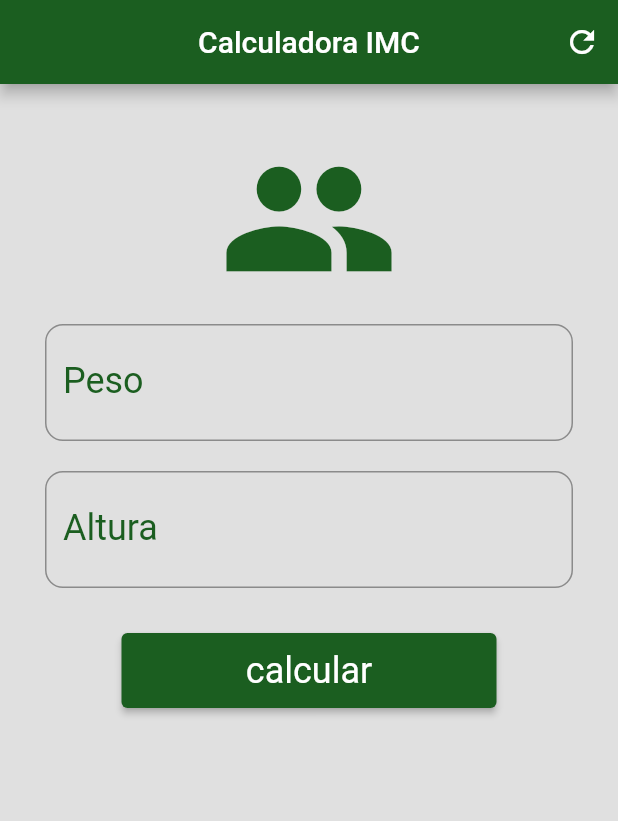
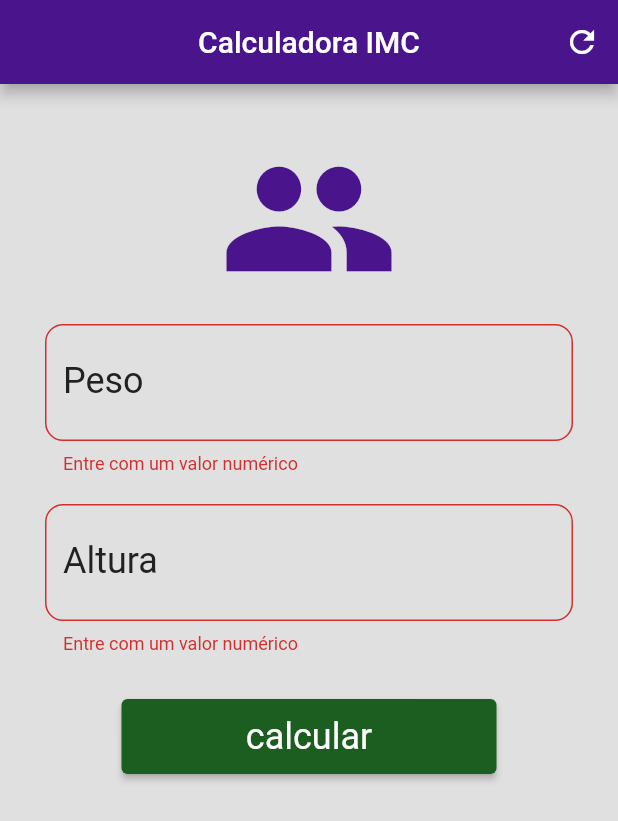
Before and after one commit to Doni-zete/Projetos-flutter, a Flutter app: the screen it shows after launch, after a tap on "calcular", on a phone screen of 412 x 824 dp. Shown: the top 821 px of the screen. Run offline on Flutter 3.47's test engine with Material 2 defaults, Android fonts, the light colour scheme and no system bars.

Commit message:
chave que identifica unicamente o formulário

```diff
--- a/app_05_imc/lib/main.dart
+++ b/app_05_imc/lib/main.dart
@@ -12,9 +12,9 @@ void main(){
       // TEMA
       //
       theme: ThemeData(
-        primaryColor: Colors.green.shade900,
+        primaryColor: Colors.purple.shade900,
         backgroundColor: Colors.grey.shade300,
-        focusColor: Colors.grey.shade600,
+        focusColor: Colors.purple.shade600,
 
         textTheme: TextTheme(
           headline1: TextStyle(
@@ -24,7 +24,7 @@ void main(){
 
           headline2: TextStyle(
             fontSize: 24,
-            color: Colors.green.shade900,
+            color: Colors.grey.shade900,
           ),
 
           headline3: TextStyle(
@@ -67,6 +67,10 @@ class _TelaPrincipalState extends State<TelaPrincipal> {
   var txtPeso = TextEditingController();
   var txtAltura = TextEditingController();
 
+  //Declaração da chave que identifica unicamente o formulário
+  var formKey = GlobalKey<FormState>();
+
+
   @override
   Widget build(BuildContext context) {
     return Scaffold(
@@ -78,7 +82,14 @@ class _TelaPrincipalState extends State<TelaPrincipal> {
         actions: [
           IconButton(
             onPressed: (){
-              print('botão pressionado');
+              // print('botão pressionado');
+
+              setState((){
+                formKey.currentState!.reset();
+                txtPeso.text ="";
+                txtAltura.text ="";
+                FocusScope.of(context).unfocus();
+              });
             },
             icon: Icon(Icons.refresh),
           ),
@@ -89,6 +100,8 @@ class _TelaPrincipalState extends State<TelaPrincipal> {
 
       body: Container(
         padding: EdgeInsets.all(30),
+        child: Form(
+          key: formKey,
           child: Column(
             children: [
               Icon(
@@ -96,12 +109,11 @@ class _TelaPrincipalState extends State<TelaPrincipal> {
                 size: 120,
                 color: Theme.of(context).primaryColor,
               ),
-
               campoTexto('Peso', txtPeso),
               campoTexto('Altura', txtAltura),
               botao('calcular'),
-
             ],
+          ),
         ),
       ),
 
@@ -138,8 +150,24 @@ class _TelaPrincipalState extends State<TelaPrincipal> {
             ),
             borderRadius: BorderRadius.circular(12),
           ),
+        ),
 
-        ),
+        //
+        // VALIDADOR
+        //
+        validator: (value){
+          value = value!.replaceFirst(',', '.');
+          if (double.tryParse(value) == null){
+            //não foi possível converter o valor para double
+            return 'Entre com um valor numérico';
+          }else{
+            //a conversão foi realizada com sucesso
+            return null;
+          }
+        },
+
+
+
       ),
     );
   }
@@ -157,6 +185,10 @@ class _TelaPrincipalState extends State<TelaPrincipal> {
         onPressed: (){
           //print('botão calcular pressionado!');
 
+          //
+          // Executar o validador dos Campos de Texto
+          //
+          if (formKey.currentState!.validate()){
             //O método setState permite a manipulação do estado
             //da UI do App
             setState(() {
@@ -166,6 +198,7 @@ class _TelaPrincipalState extends State<TelaPrincipal> {
 
               caixaDialogo('IMC: ${imc.toStringAsFixed(2)}');
             });
+          }
 
         },
       ),
```
Lines whose indentation alone changed are shown as unchanged.
